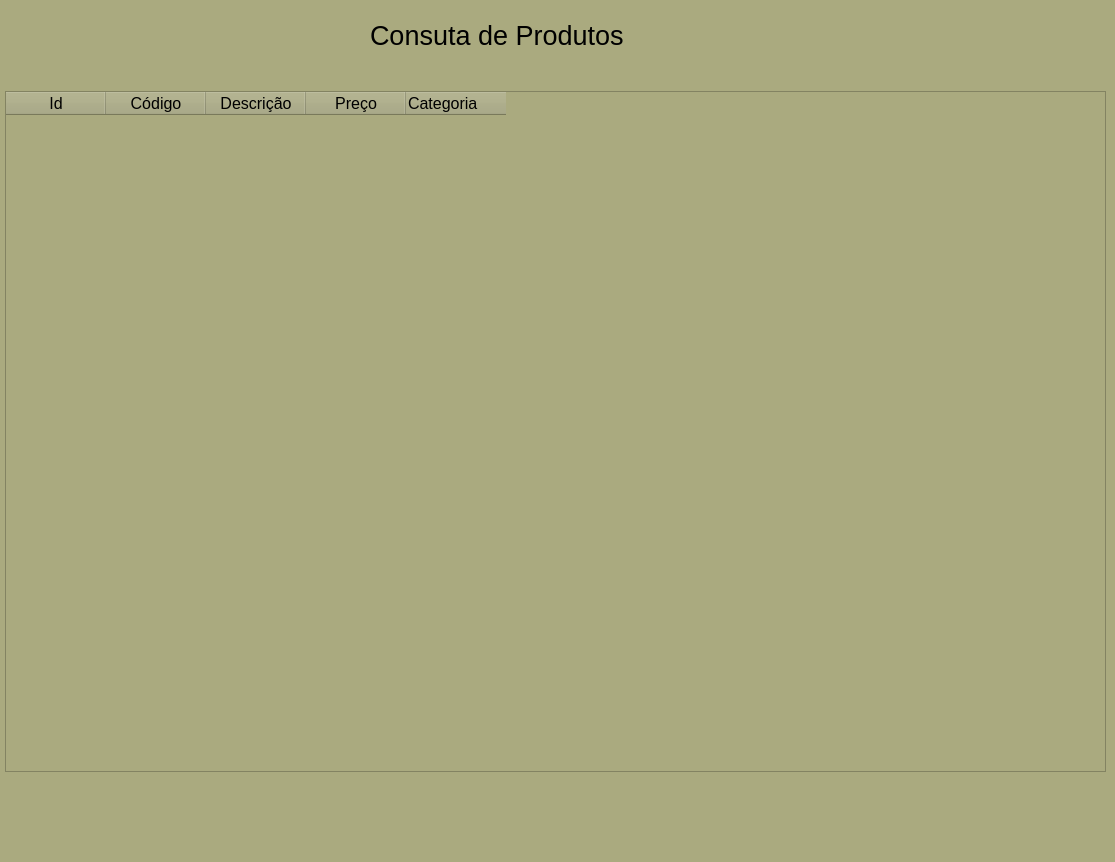
Before: the Qt Designer form consulta.ui in AndreConforti/cadastro_de_produtos, drawn with Qt 5.
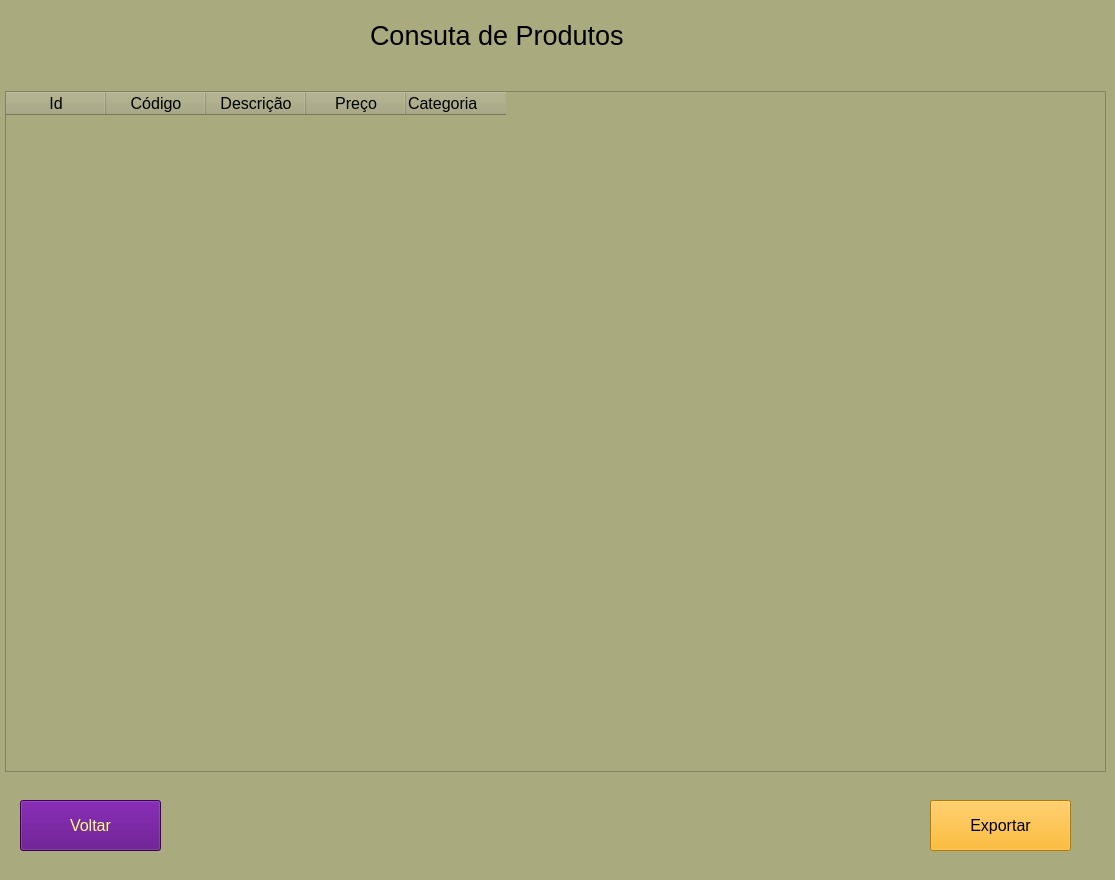
After: the same form once the commit is applied.

Commit message:
Imprimindo PDF
Foi feito o formulário para mostrar os produtos no banco de dados e agora foi elaborada uma lista com os produtos em PDF.

What changed in the file:
```diff
--- a/consulta.ui
+++ b/consulta.ui
@@ -7,7 +7,7 @@
     <x>0</x>
     <y>0</y>
     <width>1115</width>
-    <height>862</height>
+    <height>880</height>
    </rect>
   </property>
   <property name="windowTitle">
@@ -130,6 +130,55 @@
      </property>
     </column>
    </widget>
+   <widget class="QPushButton" name="btn_exportar">
+    <property name="geometry">
+     <rect>
+      <x>930</x>
+      <y>800</y>
+      <width>141</width>
+      <height>51</height>
+     </rect>
+    </property>
+    <property name="font">
+     <font>
+      <pointsize>12</pointsize>
+     </font>
+    </property>
+    <property name="styleSheet">
+     <string notr="true">background-color: rgb(255, 170, 0);</string>
+    </property>
+    <property name="text">
+     <string>Exportar</string>
+    </property>
+    <property name="shortcut">
+     <string>E</string>
+    </property>
+   </widget>
+   <widget class="QPushButton" name="btn_voltar">
+    <property name="geometry">
+     <rect>
+      <x>20</x>
+      <y>800</y>
+      <width>141</width>
+      <height>51</height>
+     </rect>
+    </property>
+    <property name="font">
+     <font>
+      <pointsize>12</pointsize>
+     </font>
+    </property>
+    <property name="styleSheet">
+     <string notr="true">background-color: rgb(85, 0, 127);
+color: rgb(255, 255, 127);</string>
+    </property>
+    <property name="text">
+     <string>Voltar</string>
+    </property>
+    <property name="shortcut">
+     <string>V</string>
+    </property>
+   </widget>
   </widget>
  </widget>
  <resources/>
```
The commit also changes 2 other files.
